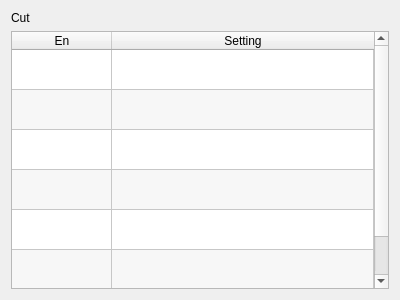
First picture: the form in hcinstruction/iccutpage.ui, repository dongdong-2009/3-5AxisRobot, before the edit.
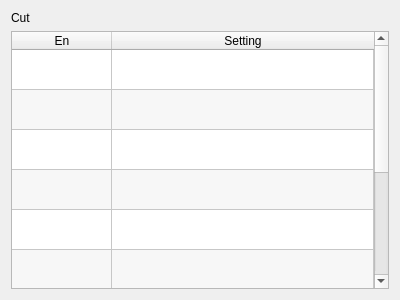
Second picture: the form after the edit. Icons and pictures are not drawn. Custom widgets are drawn as their Qt base class.

```diff
--- a/hcinstruction/iccutpage.ui
+++ b/hcinstruction/iccutpage.ui
@@ -135,6 +135,21 @@
        <string>Sucker2</string>
       </property>
      </row>
+     <row>
+      <property name="text">
+       <string>Sucker3</string>
+      </property>
+     </row>
+     <row>
+      <property name="text">
+       <string>Sucker4</string>
+      </property>
+     </row>
+     <row>
+      <property name="text">
+       <string>Fixture5</string>
+      </property>
+     </row>
      <column>
       <property name="text">
        <string>En</string>
@@ -235,6 +250,21 @@
        <string notr="true"/>
       </property>
      </item>
+     <item row="6" column="0">
+      <property name="checkState">
+       <enum>Unchecked</enum>
+      </property>
+     </item>
+     <item row="7" column="0">
+      <property name="checkState">
+       <enum>Unchecked</enum>
+      </property>
+     </item>
+     <item row="8" column="0">
+      <property name="checkState">
+       <enum>Unchecked</enum>
+      </property>
+     </item>
     </widget>
    </item>
   </layout>
```
